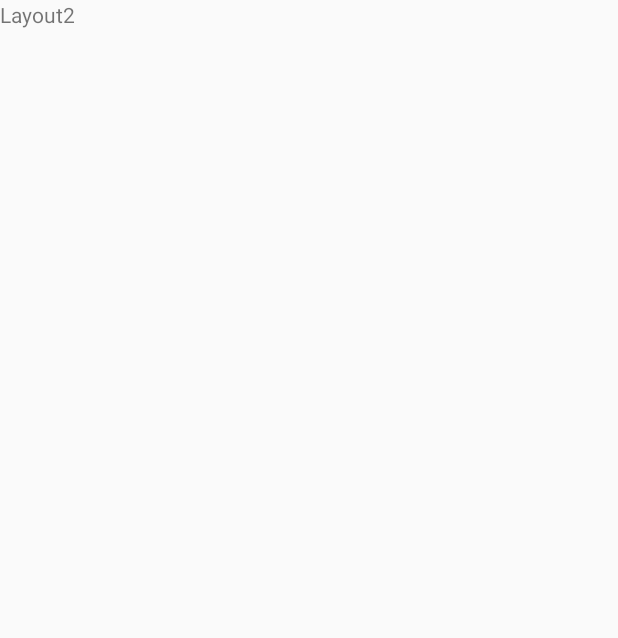
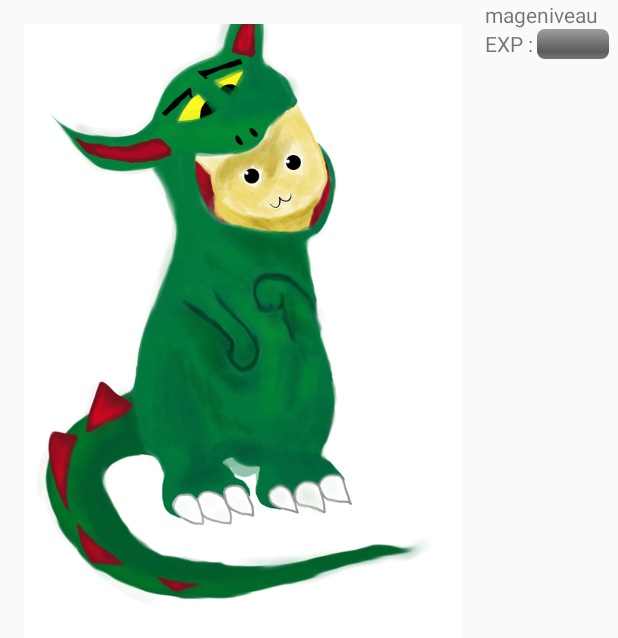
Before and after one commit to viedia/projetInfoMobile, an Android app: the PersonnageActivity screen opened directly, with no data from a screen before it, on a phone screen of 412 x 824 dp. Before the commit the part shown is almost empty. Shown: the top 638 px of the screen. Run offline under Robolectric (Android 15) with nearby library versions, the phone set to English and light mode, and no system bars.

Commit message:
debut interface perso

```diff
--- a/app/src/main/res/layout/activity_personnage.xml
+++ b/app/src/main/res/layout/activity_personnage.xml
@@ -5,10 +5,43 @@
     android:layout_width="match_parent"
     android:layout_height="match_parent"
     android:fitsSystemWindows="true">
-    <TextView
+    <TableLayout
         android:layout_width="match_parent"
-        android:layout_height="match_parent"
-        android:text="Layout2"/>
+        android:layout_height="match_parent">
+        <TableRow>
+            <ImageView
+                android:layout_width="wrap_content"
+                android:layout_height="wrap_content"
+                android:src="@drawable/persoTemp"
+                android:scaleType= "fitStart"
+                android:adjustViewBounds="true"
+                android:layout_margin="@dimen/text_margin"/>
+            <GridLayout>
+                <TextView android:layout_width="wrap_content"
+                    android:layout_height="wrap_content"
+                    android:text="mage"
+                    android:layout_column="1"
+                    android:layout_row="1"/>
+                <TextView android:layout_width="wrap_content"
+                    android:layout_height="wrap_content"
+                    android:text="@string/niveau"
+                    android:layout_column="2"
+                    android:layout_row="1"/>
+                <TextView android:layout_width="wrap_content"
+                    android:layout_height="wrap_content"
+                    android:text="@string/exp"
+                    android:layout_column="1"
+                    android:layout_row="2"/>
+                <ProgressBar android:layout_column="2"
+                    android:layout_row="2"
+                    android:id="@+id/exp_progress"
+                    style="@android:style/Widget.ProgressBar.Horizontal"/>
+
+            </GridLayout>
+
+        </TableRow>
+    </TableLayout>
+
 
 
     <android.support.design.widget.NavigationView
--- a/app/src/main/res/values/strings.xml
+++ b/app/src/main/res/values/strings.xml
@@ -120,6 +120,8 @@
         "For example, position the FAB to one side of stream of a cards so the FAB won’t interfere "
         "when a user tries to pick up one of cards.\n\n"
     </string>
+    <string name="niveau">niveau</string>
+    <string name="exp">EXP :</string>
 
 
 </resources>
```
Also changed, not shown: app/src/main/res/drawable/persoTemp.png (added).
